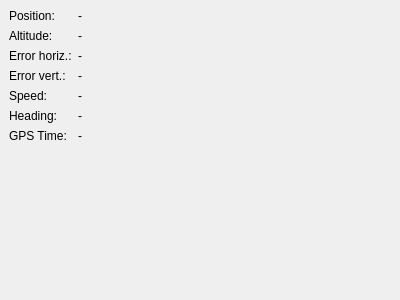
Above: src/ILiveLogToolWidget.ui from ntruchsess/QLandkarteGT before the change. Below: the same form after it.
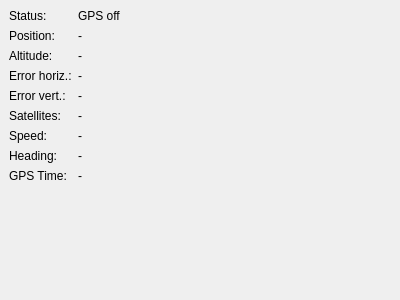
That is the form after the change.

The edit to the form file:
```diff
--- a/src/ILiveLogToolWidget.ui
+++ b/src/ILiveLogToolWidget.ui
@@ -19,21 +19,28 @@
    <property name="spacing" >
     <number>6</number>
    </property>
-   <item row="3" column="1" >
+   <item row="4" column="1" >
     <widget class="QLabel" name="lblErrorVert" >
      <property name="text" >
       <string>-</string>
      </property>
     </widget>
    </item>
-   <item row="2" column="0" >
+   <item row="5" column="1" >
+    <widget class="QLabel" name="lblSatUsed" >
+     <property name="text" >
+      <string>-</string>
+     </property>
+    </widget>
+   </item>   
+   <item row="3" column="0" >
     <widget class="QLabel" name="label_4" >
      <property name="text" >
       <string>Error horiz.:</string>
      </property>
     </widget>
    </item>
-   <item row="6" column="0" >
+   <item row="8" column="0" >
     <widget class="QLabel" name="label_7" >
      <property name="text" >
       <string>GPS Time:</string>
@@ -41,34 +48,48 @@
     </widget>
    </item>
    <item row="0" column="0" >
+    <widget class="QLabel" name="labelStatus" >
+     <property name="text" >
+      <string>Status:</string>
+     </property>
+    </widget>
+   </item>
+   <item row="1" column="0" >
     <widget class="QLabel" name="label" >
      <property name="text" >
       <string>Position:</string>
      </property>
     </widget>
    </item>
-   <item row="4" column="1" >
+   <item row="6" column="1" >
     <widget class="QLabel" name="lblSpeed" >
      <property name="text" >
       <string>-</string>
      </property>
     </widget>
    </item>
-   <item row="3" column="0" >
+   <item row="4" column="0" >
     <widget class="QLabel" name="label_5" >
      <property name="text" >
       <string>Error vert.:</string>
      </property>
     </widget>
    </item>
-   <item row="1" column="0" >
+   <item row="5" column="0" >
+    <widget class="QLabel" name="label_SatUsed" >
+     <property name="text" >
+      <string>Satellites:</string>
+     </property>
+    </widget>
+   </item>   
+   <item row="2" column="0" >
     <widget class="QLabel" name="label_2" >
      <property name="text" >
       <string>Altitude:</string>
      </property>
     </widget>
    </item>
-   <item row="6" column="1" >
+   <item row="8" column="1" >
     <widget class="QLabel" name="lblTime" >
      <property name="text" >
       <string>-</string>
@@ -76,34 +97,41 @@
     </widget>
    </item>
    <item row="0" column="1" >
+    <widget class="QLabel" name="lblStatus" >
+     <property name="text" >
+      <string>GPS off</string>
+     </property>
+    </widget>
+   </item>
+   <item row="1" column="1" >
     <widget class="QLabel" name="lblPosition" >
      <property name="text" >
       <string>-</string>
      </property>
     </widget>
    </item>
-   <item row="4" column="0" >
+   <item row="6" column="0" >
     <widget class="QLabel" name="label_3" >
      <property name="text" >
       <string>Speed:</string>
      </property>
     </widget>
    </item>
-   <item row="5" column="0" >
+   <item row="7" column="0" >
     <widget class="QLabel" name="label_6" >
      <property name="text" >
       <string>Heading:</string>
      </property>
     </widget>
    </item>
-   <item row="5" column="1" >
+   <item row="7" column="1" >
     <widget class="QLabel" name="lblHeading" >
      <property name="text" >
       <string>-</string>
      </property>
     </widget>
    </item>
-   <item row="8" column="1" >
+   <item row="10" column="1" >
     <spacer>
      <property name="orientation" >
       <enum>Qt::Vertical</enum>
@@ -116,14 +144,14 @@
      </property>
     </spacer>
    </item>
-   <item row="1" column="1" >
-    <widget class="QLabel" name="lblAltitude" >
-     <property name="text" >
-      <string>-</string>
-     </property>
-    </widget>
-   </item>
    <item row="2" column="1" >
+    <widget class="QLabel" name="lblAltitude" >
+     <property name="text" >
+      <string>-</string>
+     </property>
+    </widget>
+   </item>
+   <item row="3" column="1" >
     <widget class="QLabel" name="lblErrorHoriz" >
      <property name="text" >
       <string>-</string>
@@ -137,7 +165,7 @@
      </property>
     </widget>
    </item>
-   <item row="8" column="2" >
+   <item row="10" column="2" >
     <spacer>
      <property name="orientation" >
       <enum>Qt::Horizontal</enum>
```
